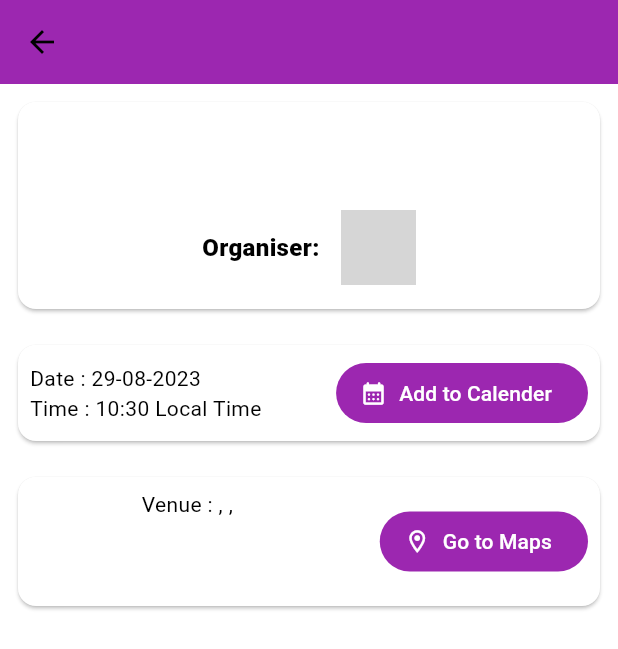
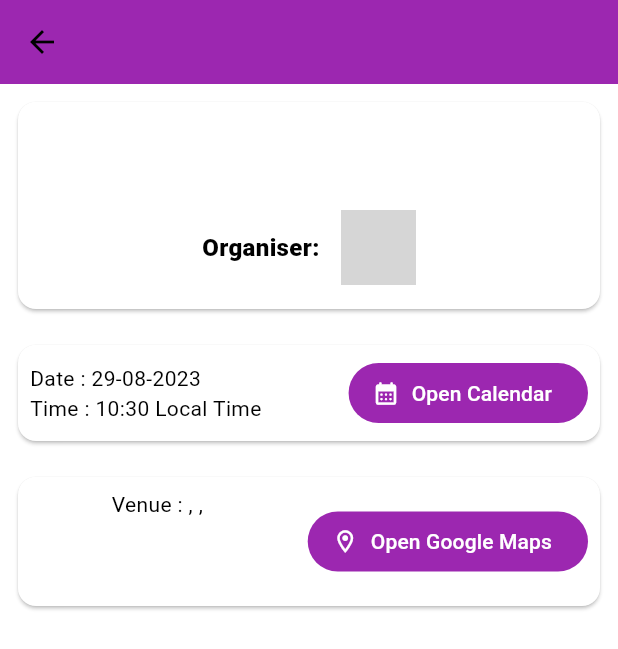
Before and after one commit to sumande414/gdsc, a Flutter app: the ConferencePage screen opened directly with empty values, on a phone screen of 412 x 824 dp. Shown: the top 649 px of the screen. Run offline on Flutter 3.47's test engine with Material 2 defaults, Android fonts, the phone set to English and light mode, and no system bars; drawn by our look-alikes of dynamic_color; our stand-ins replace flutter_svg; missing offline and left inert: external_app_launcher; network calls fail; grey boxes are pictures that could not be loaded.

Commit message:
add open maps and open calendar button

```diff
--- a/lib/conference_details_page.dart
+++ b/lib/conference_details_page.dart
@@ -1,6 +1,7 @@
 import 'package:flutter/material.dart';
 import 'package:flutter_svg/flutter_svg.dart';
 import 'package:intl/intl.dart';
+import 'package:external_app_launcher/external_app_launcher.dart';
 
 class ConferencePage extends StatelessWidget {
   final String title;
@@ -35,8 +36,7 @@ class ConferencePage extends StatelessWidget {
         Padding(
             padding: const EdgeInsets.all(8.0),
             child: Card(
-
-                    child: Column(children: [
+                child: Column(children: [
               Padding(
                 padding: const EdgeInsets.all(16.0),
                 child: Text(
@@ -85,17 +85,26 @@ class ConferencePage extends StatelessWidget {
                         crossAxisAlignment: CrossAxisAlignment.start,
                         children: [
                           Text(
-                              "Date : ${DateFormat("dd-MM-yyyy").format(dateTime.toLocal())}",
-                              style: const TextStyle(fontSize: 14,),),
+                            "Date : ${DateFormat("dd-MM-yyyy").format(dateTime.toLocal())}",
+                            style: const TextStyle(
+                              fontSize: 14,
+                            ),
+                          ),
                           Text(
                               "Time : ${DateFormat("HH:mm").format(dateTime.toLocal())} Local Time",
                               style: const TextStyle(fontSize: 14)),
-
-
                         ],
                       ),
                       const Spacer(),
-                      FilledButton.icon(onPressed: (){}, icon: const Icon(Icons.calendar_month_rounded), label: Text("Add to Calender"))
+                      FilledButton.icon(
+                          onPressed: () async {
+                            await LaunchApp.openApp(
+                              androidPackageName: 'com.google.android.calendar',
+                              // openStore: false
+                            );
+                          },
+                          icon: const Icon(Icons.calendar_month_rounded),
+                          label: Text("Open Calendar"))
                     ],
                   ),
                 ),
@@ -103,15 +112,29 @@ class ConferencePage extends StatelessWidget {
             ),
             Padding(
               padding: const EdgeInsets.all(8.0),
-              child: Card(child: Padding(
+              child: Card(
+                  child: Padding(
                 padding: const EdgeInsets.all(8.0),
                 child: Row(
                   crossAxisAlignment: CrossAxisAlignment.center,
                   children: [
-                    Container(height:70,width:210,child: Text("Venue : $venue, $city, $country",textAlign: TextAlign.center,)),
+                    Container(
+                        height: 70,
+                        width: 170,
+                        child: Text(
+                          "Venue : $venue, $city, $country",
+                          textAlign: TextAlign.center,
+                        )),
                     Spacer(),
-                    FilledButton.icon(onPressed: (){}, icon: const Icon(Icons.location_on_outlined), label: Text("Go to Maps"))
-
+                    FilledButton.icon(
+                        onPressed: () async {
+                            await LaunchApp.openApp(
+                              androidPackageName: 'com.google.android.apps.maps',
+                              // openStore: false
+                            );
+                          },
+                        icon: const Icon(Icons.location_on_outlined),
+                        label: Text("Open Google Maps"))
                   ],
                 ),
               )),
--- a/pubspec.yaml
+++ b/pubspec.yaml
@@ -8,6 +8,7 @@ environment:
 
 dependencies:
   dynamic_color: ^1.6.6
+  external_app_launcher: ^3.1.0
   flutter:
     sdk: flutter
   flutter_svg: ^2.0.7
```
Also changed, not shown: pubspec.lock, 1 other file.
